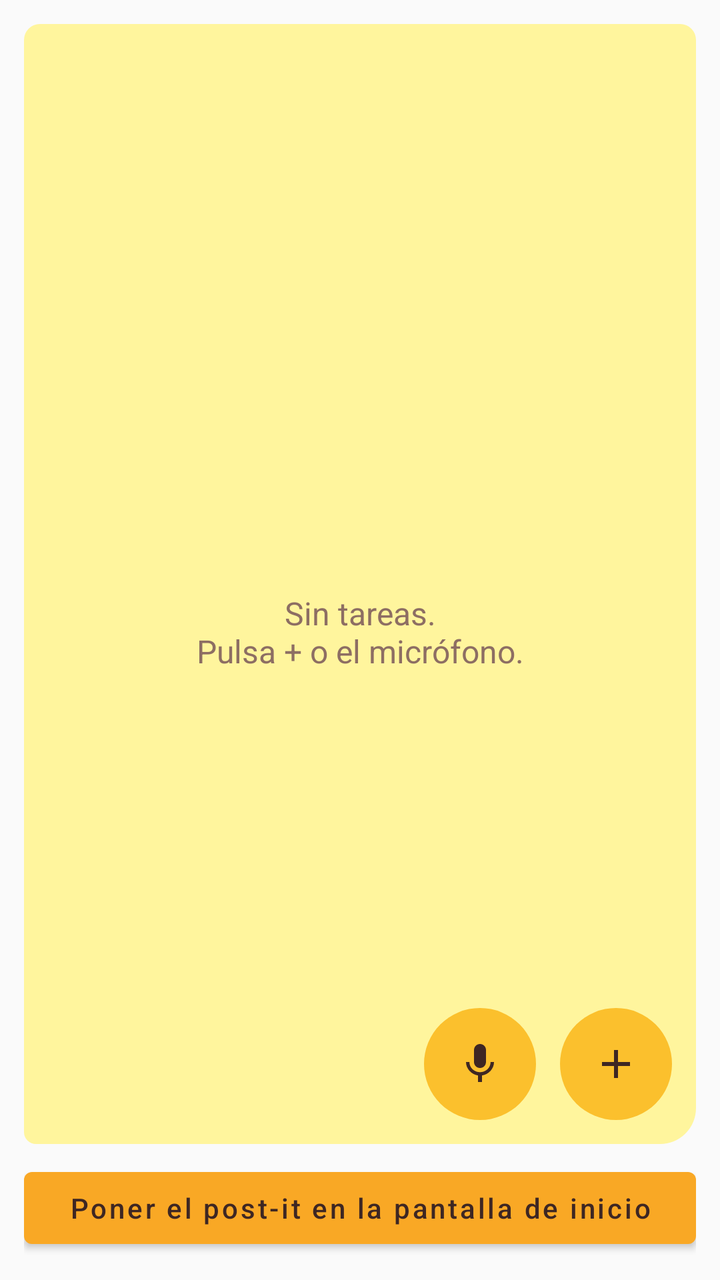
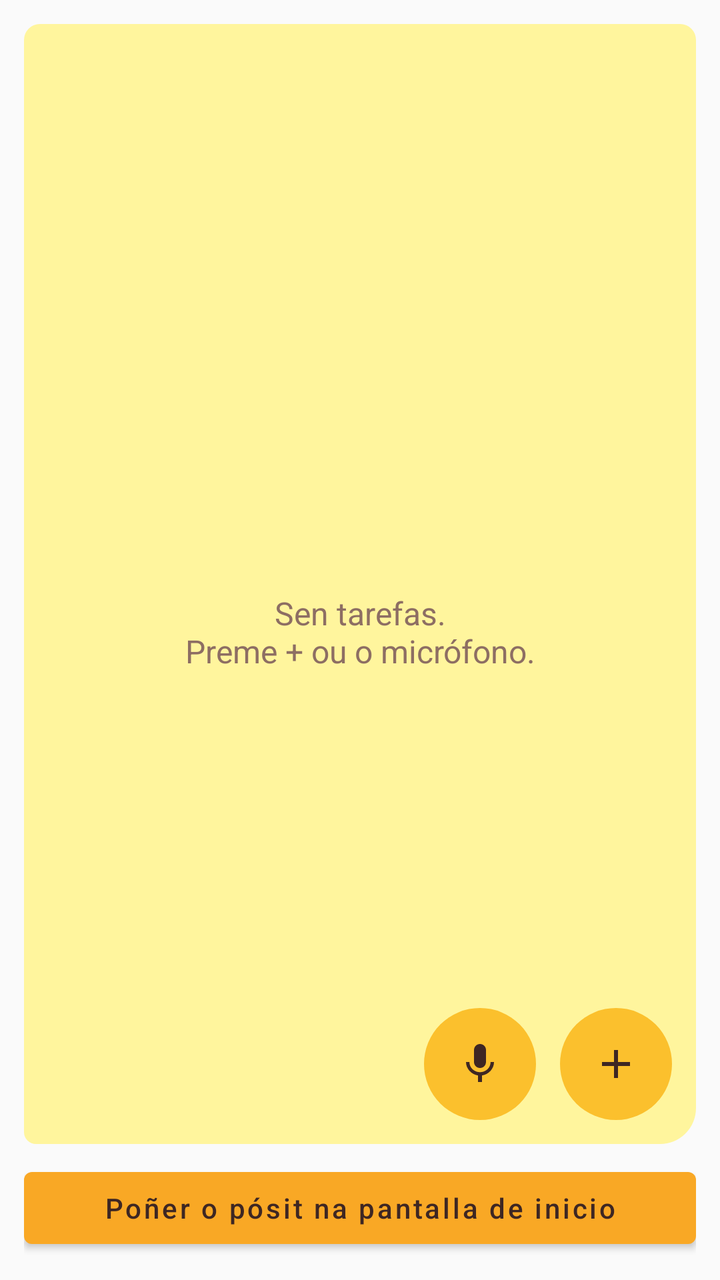

Before-and-after screenshots of an Android layout around one commit, followed by the original layout XML and the change that was made.
<!-- AndroidManifest.xml: application theme Theme.NotasApp -->
<!-- res/layout/activity_main.xml -->
<?xml version="1.0" encoding="utf-8"?>
<LinearLayout xmlns:android="http://schemas.android.com/apk/res/android"
    android:layout_width="match_parent"
    android:layout_height="match_parent"
    android:background="#FAFAFA"
    android:orientation="vertical"
    android:padding="12dp">

    <com.google.android.material.tabs.TabLayout
        android:id="@+id/tabs"
        android:layout_width="match_parent"
        android:layout_height="wrap_content"
        android:background="@drawable/tab_selected"
        app:tabIndicatorColor="@color/primary_dark"
        app:tabSelectedTextColor="@color/ink"
        app:tabTextColor="#8D6E63"
        xmlns:app="http://schemas.android.com/apk/res-auto" />

    <FrameLayout
        android:layout_width="match_parent"
        android:layout_height="0dp"
        android:layout_weight="1"
        android:background="@drawable/postit">

        <androidx.recyclerview.widget.RecyclerView
            android:id="@+id/list"
            android:layout_width="match_parent"
            android:layout_height="match_parent"
            android:clipToPadding="false"
            android:paddingTop="6dp"
            android:paddingBottom="80dp" />

        <TextView
            android:id="@+id/tv_empty"
            android:layout_width="match_parent"
            android:layout_height="match_parent"
            android:gravity="center"
            android:text="@string/empty"
            android:textColor="#8D6E63"
            android:textSize="16sp" />

        <LinearLayout
            android:layout_width="wrap_content"
            android:layout_height="wrap_content"
            android:layout_gravity="bottom|end"
            android:layout_margin="12dp"
            android:orientation="horizontal">

            <ImageButton
                android:id="@+id/btn_mic"
                android:layout_width="56dp"
                android:layout_height="56dp"
                android:background="@drawable/button_round"
                android:contentDescription="Dictar tarea"
                android:src="@drawable/ic_mic" />

            <ImageButton
                android:id="@+id/btn_add"
                android:layout_width="56dp"
                android:layout_height="56dp"
                android:layout_marginStart="12dp"
                android:background="@drawable/button_round"
                android:contentDescription="Nueva tarea"
                android:src="@drawable/ic_add" />
        </LinearLayout>
    </FrameLayout>

    <Button
        android:id="@+id/btn_widget"
        android:layout_width="match_parent"
        android:layout_height="wrap_content"
        android:layout_marginTop="8dp"
        android:text="Poner el post-it en la pantalla de inicio"
        android:textAllCaps="false"
        android:textColor="@color/ink" />
</LinearLayout>
<!-- resources referenced by this layout -->
<resources>
  <color name="ink">#3E2723</color>
  <color name="primary_dark">#F57F17</color>
  <!-- drawable button_round (drawable) -->
  <?xml version="1.0" encoding="utf-8"?>
  <shape xmlns:android="http://schemas.android.com/apk/res/android" android:shape="oval">
      <solid android:color="#FBC02D" />
  </shape>
  <!-- drawable ic_add (drawable) -->
  <?xml version="1.0" encoding="utf-8"?>
  <vector xmlns:android="http://schemas.android.com/apk/res/android"
      android:width="24dp"
      android:height="24dp"
      android:viewportWidth="24"
      android:viewportHeight="24">
      <path
          android:fillColor="#3E2723"
          android:pathData="M19,13h-6v6h-2v-6H5v-2h6V5h2v6h6v2z" />
  </vector>
  <!-- drawable ic_mic (drawable) -->
  <?xml version="1.0" encoding="utf-8"?>
  <vector xmlns:android="http://schemas.android.com/apk/res/android"
      android:width="24dp"
      android:height="24dp"
      android:viewportWidth="24"
      android:viewportHeight="24">
      <path
          android:fillColor="#3E2723"
          android:pathData="M12,14c1.66,0 2.99,-1.34 2.99,-3L15,5c0,-1.66 -1.34,-3 -3,-3S9,3.34 9,5v6c0,1.66 1.34,3 3,3zM17.3,11c0,3 -2.54,5.1 -5.3,5.1S6.7,14 6.7,11H5c0,3.41 2.72,6.23 6,6.72V21h2v-3.28c3.28,-0.48 6,-3.3 6,-6.72h-1.7z" />
  </vector>
  <!-- drawable postit (drawable) -->
  <?xml version="1.0" encoding="utf-8"?>
  <shape xmlns:android="http://schemas.android.com/apk/res/android" android:shape="rectangle">
      <solid android:color="#FFF59D" />
      <corners android:topLeftRadius="0dp" android:topRightRadius="0dp"
          android:bottomLeftRadius="6dp" android:bottomRightRadius="18dp" />
  </shape>
  <!-- drawable tab_selected (drawable) -->
  <?xml version="1.0" encoding="utf-8"?>
  <shape xmlns:android="http://schemas.android.com/apk/res/android" android:shape="rectangle">
      <solid android:color="#FFF59D" />
      <corners android:topLeftRadius="8dp" android:topRightRadius="8dp"
          android:bottomLeftRadius="0dp" android:bottomRightRadius="0dp" />
  </shape>
  <string name="empty">Sin tareas.\nPulsa + o el micrófono.</string>
  <style name="Theme.NotasApp" parent="Theme.MaterialComponents.Light.DarkActionBar">
          <item name="colorPrimary">@color/primary</item>
          <item name="colorPrimaryVariant">@color/primary_dark</item>
          <item name="colorOnPrimary">@color/ink</item>
          <item name="colorSecondary">@color/accent</item>
          <item name="colorOnSecondary">@color/ink</item>
      </style>
  <color name="primary">#F9A825</color>
  <color name="accent">#FBC02D</color>
</resources>

<!-- the commit's change to res/layout/activity_main.xml (unified diff, before → after) -->
@@ -51,7 +51,7 @@
                 android:layout_width="56dp"
                 android:layout_height="56dp"
                 android:background="@drawable/button_round"
-                android:contentDescription="Dictar tarea"
+                android:contentDescription="Ditar tarefa"
                 android:src="@drawable/ic_mic" />
 
             <ImageButton
@@ -60,7 +60,7 @@
                 android:layout_height="56dp"
                 android:layout_marginStart="12dp"
                 android:background="@drawable/button_round"
-                android:contentDescription="Nueva tarea"
+                android:contentDescription="Nova tarefa"
                 android:src="@drawable/ic_add" />
         </LinearLayout>
     </FrameLayout>
@@ -70,7 +70,7 @@
         android:layout_width="match_parent"
         android:layout_height="wrap_content"
         android:layout_marginTop="8dp"
-        android:text="Poner el post-it en la pantalla de inicio"
+        android:text="Poñer o pósit na pantalla de inicio"
         android:textAllCaps="false"
         android:textColor="@color/ink" />
 </LinearLayout>
<!-- resource entries referenced after the edit -->
@@ -43,7 +43,7 @@
       <corners android:topLeftRadius="8dp" android:topRightRadius="8dp"
           android:bottomLeftRadius="0dp" android:bottomRightRadius="0dp" />
   </shape>
-  <string name="empty">Sin tareas.\nPulsa + o el micrófono.</string>
+  <string name="empty">Sen tarefas.\nPreme + ou o micrófono.</string>
   <style name="Theme.NotasApp" parent="Theme.MaterialComponents.Light.DarkActionBar">
           <item name="colorPrimary">@color/primary</item>
           <item name="colorPrimaryVariant">@color/primary_dark</item>
